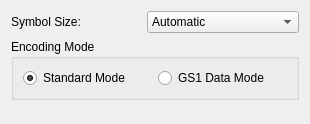
Qt form frontend_qt/grpCodeOne.ui (novcom/zint) before a commit.
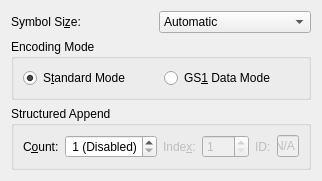
The same form after that commit.

```diff
--- a/frontend_qt/grpCodeOne.ui
+++ b/frontend_qt/grpCodeOne.ui
@@ -25,7 +25,14 @@
      <item row="0" column="0">
       <widget class="QLabel" name="lblChannel">
        <property name="text">
-        <string>Symbol Size:</string>
+        <string>Symbol Si&amp;ze:</string>
+       </property>
+       <property name="toolTip">
+        <string>Set size (H x W) of symbol
+Versions A to H have fixed heights and
+fixed widths
+Versions S and T have fixed heights but
+variable widths</string>
        </property>
        <property name="alignment">
         <set>Qt::AlignLeading|Qt::AlignLeft|Qt::AlignVCenter</set>
@@ -108,7 +115,10 @@
       <item row="0" column="0">
        <widget class="QRadioButton" name="radC1Stand">
         <property name="text">
-         <string>Standard Mode</string>
+         <string>S&amp;tandard Mode</string>
+        </property>
+        <property name="toolTip">
+         <string>Process data as normal</string>
         </property>
         <property name="checked">
          <bool>true</bool>
@@ -118,7 +128,171 @@
       <item row="0" column="1">
        <widget class="QRadioButton" name="radC1GS1">
         <property name="text">
-         <string>GS1 Data Mode</string>
+         <string>GS&amp;1 Data Mode</string>
+        </property>
+        <property name="toolTip">
+         <string>Process data as GS1 General Specifications data,
+formatted with Application Identifiers (AIs)
+(ignored if disabled)</string>
+        </property>
+       </widget>
+      </item>
+     </layout>
+    </widget>
+   </item>
+   <item>
+    <widget class="QGroupBox" name="groupBoxC1StructApp">
+     <property name="title">
+      <string>Structured Append</string>
+     </property>
+     <property name="toolTip">
+      <string>Code One supports Structured Append of up to
+128 symbols (not available for Version S)
+(ignored if disabled)</string>
+     </property>
+     <layout class="QGridLayout" name="gridLayoutC1StructApp">
+      <item row="0" column="0">
+       <widget class="QLabel" name="lblC1StructAppCount">
+        <property name="text">
+         <string>C&amp;ount:</string>
+        </property>
+        <property name="alignment">
+         <set>Qt::AlignLeft|Qt::AlignLeading|Qt::AlignVCenter</set>
+        </property>
+        <property name="buddy">
+         <cstring>spnC1StructAppCount</cstring>
+        </property>
+        <property name="toolTip">
+         <string>Mark symbol as part of a Structured Append sequence
+containing a total of this number of symbols
+Value ranges from 1 (Disabled) to 128</string>
+        </property>
+       </widget>
+      </item>
+      <item row="0" column="1">
+       <widget class="QSpinBox" name="spnC1StructAppCount">
+        <property name="toolTip">
+         <string>Mark symbol as part of a Structured Append sequence
+containing a total of this number of symbols
+Value ranges from 1 (Disabled) to 128</string>
+        </property>
+        <property name="specialValueText">
+         <string> 1 (Disabled)</string>
+        </property>
+        <property name="minimum">
+         <number>1</number>
+        </property>
+        <property name="maximum">
+         <number>128</number>
+        </property>
+        <property name="value">
+         <number>1</number>
+        </property>
+       </widget>
+      </item>
+      <item row="0" column="2">
+       <spacer name="spacerC1StructApp2">
+        <property name="orientation">
+         <enum>Qt::Horizontal</enum>
+        </property>
+        <property name="sizeHint">
+         <size>
+          <width>10</width>
+          <height>20</height>
+         </size>
+        </property>
+       </spacer>
+	  </item>
+      <item row="0" column="3">
+       <widget class="QLabel" name="lblC1StructAppIndex">
+        <property name="enabled">
+         <bool>false</bool>
+        </property>
+        <property name="text">
+         <string>Inde&amp;x:</string>
+        </property>
+        <property name="alignment">
+         <set>Qt::AlignLeft|Qt::AlignLeading|Qt::AlignVCenter</set>
+        </property>
+        <property name="buddy">
+         <cstring>spnC1StructAppIndex</cstring>
+        </property>
+        <property name="toolTip">
+         <string>Position of symbol in Structured Append sequence
+Value ranges from 1 to count
+(ignored if disabled)</string>
+        </property>
+       </widget>
+      </item>
+      <item row="0" column="4">
+       <widget class="QSpinBox" name="spnC1StructAppIndex">
+        <property name="enabled">
+         <bool>false</bool>
+        </property>
+        <property name="toolTip">
+         <string>Position of symbol in Structured Append sequence
+Value ranges from 1 to count
+(ignored if disabled)</string>
+        </property>
+        <property name="minimum">
+         <number>1</number>
+        </property>
+        <property name="maximum">
+         <number>128</number>
+        </property>
+        <property name="value">
+         <number>1</number>
+        </property>
+       </widget>
+      </item>
+      <item row="0" column="5">
+       <spacer name="spacerC1StructApp5">
+        <property name="orientation">
+         <enum>Qt::Horizontal</enum>
+        </property>
+        <property name="sizeHint">
+         <size>
+          <width>10</width>
+          <height>20</height>
+         </size>
+        </property>
+       </spacer>
+	  </item>
+      <item row="0" column="6">
+       <widget class="QLabel" name="lblC1StructAppIDDisabled">
+        <property name="enabled">
+         <bool>false</bool>
+        </property>
+        <property name="toolTip">
+         <string>Structured Append ID not available for Code One</string>
+        </property>
+        <property name="text">
+         <string>ID:</string>
+        </property>
+        <property name="alignment">
+         <set>Qt::AlignLeft|Qt::AlignLeading|Qt::AlignVCenter</set>
+        </property>
+        <property name="buddy">
+         <cstring>txtC1StructAppIDDisabled</cstring>
+        </property>
+       </widget>
+      </item>
+      <item row="0" column="7">
+       <widget class="QLineEdit" name="txtC1StructAppIDDisabled">
+        <property name="enabled">
+         <bool>false</bool>
+        </property>
+        <property name="sizePolicy">
+         <sizepolicy hsizetype="Preferred" vsizetype="Fixed">
+          <horstretch>0</horstretch>
+          <verstretch>0</verstretch>
+         </sizepolicy>
+        </property>
+        <property name="toolTip">
+         <string>Structured Append ID not available for Code One</string>
+        </property>
+        <property name="text">
+         <string>N/A</string>
         </property>
        </widget>
       </item>
```
Left out of the diff: 21 changed lines with no effect on the pictures.
